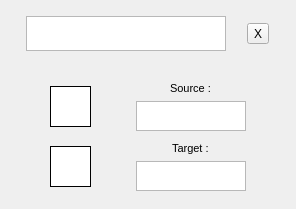
Qt form ui/colorwidget.ui (Zapharaos/Color-Theme-Manager) before a commit.
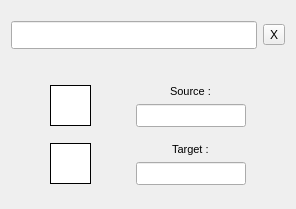
The same form after that commit.

Commit message: color textedit to linedit + default app size

```diff
--- a/ui/colorwidget.ui
+++ b/ui/colorwidget.ui
@@ -38,42 +38,12 @@
    <item>
     <layout class="QHBoxLayout" name="idLayout">
      <item>
-      <widget class="QTextEdit" name="colorName">
-       <property name="sizePolicy">
-        <sizepolicy hsizetype="Minimum" vsizetype="Minimum">
-         <horstretch>0</horstretch>
-         <verstretch>0</verstretch>
-        </sizepolicy>
-       </property>
-       <property name="maximumSize">
-        <size>
-         <width>200</width>
-         <height>35</height>
-        </size>
-       </property>
+      <widget class="QLineEdit" name="colorName">
        <property name="font">
         <font>
          <pointsize>13</pointsize>
-         <bold>true</bold>
-         <underline>false</underline>
         </font>
        </property>
-       <property name="autoFillBackground">
-        <bool>false</bool>
-       </property>
-       <property name="styleSheet">
-        <string notr="true"/>
-       </property>
-       <property name="html">
-        <string>&lt;!DOCTYPE HTML PUBLIC &quot;-//W3C//DTD HTML 4.0//EN&quot; &quot;http://www.w3.org/TR/REC-html40/strict.dtd&quot;&gt;
-&lt;html&gt;&lt;head&gt;&lt;meta name=&quot;qrichtext&quot; content=&quot;1&quot; /&gt;&lt;meta charset=&quot;utf-8&quot; /&gt;&lt;style type=&quot;text/css&quot;&gt;
-p, li { white-space: pre-wrap; }
-&lt;/style&gt;&lt;/head&gt;&lt;body style=&quot; font-family:'Segoe UI'; font-size:13pt; font-weight:700; font-style:normal;&quot;&gt;
-&lt;p align=&quot;center&quot; style=&quot;-qt-paragraph-type:empty; margin-top:0px; margin-bottom:0px; margin-left:0px; margin-right:0px; -qt-block-indent:0; text-indent:0px; font-weight:400;&quot;&gt;&lt;br /&gt;&lt;/p&gt;&lt;/body&gt;&lt;/html&gt;</string>
-       </property>
-       <property name="placeholderText">
-        <string/>
-       </property>
       </widget>
      </item>
      <item>
@@ -143,23 +113,11 @@
        <item>
         <layout class="QHBoxLayout" name="srcLayout_2">
          <item>
-          <widget class="QTextEdit" name="srcRgb">
-           <property name="sizePolicy">
-            <sizepolicy hsizetype="Preferred" vsizetype="Preferred">
-             <horstretch>0</horstretch>
-             <verstretch>0</verstretch>
-            </sizepolicy>
-           </property>
-           <property name="minimumSize">
-            <size>
-             <width>110</width>
-             <height>30</height>
-            </size>
-           </property>
+          <widget class="QLineEdit" name="srcRgb">
            <property name="maximumSize">
             <size>
              <width>110</width>
-             <height>30</height>
+             <height>16777215</height>
             </size>
            </property>
            <property name="font">
@@ -167,22 +125,6 @@
              <pointsize>10</pointsize>
             </font>
            </property>
-           <property name="readOnly">
-            <bool>false</bool>
-           </property>
-           <property name="html">
-            <string>&lt;!DOCTYPE HTML PUBLIC &quot;-//W3C//DTD HTML 4.0//EN&quot; &quot;http://www.w3.org/TR/REC-html40/strict.dtd&quot;&gt;
-&lt;html&gt;&lt;head&gt;&lt;meta name=&quot;qrichtext&quot; content=&quot;1&quot; /&gt;&lt;meta charset=&quot;utf-8&quot; /&gt;&lt;style type=&quot;text/css&quot;&gt;
-p, li { white-space: pre-wrap; }
-&lt;/style&gt;&lt;/head&gt;&lt;body style=&quot; font-family:'Segoe UI'; font-size:10pt; font-weight:400; font-style:normal;&quot;&gt;
-&lt;p align=&quot;center&quot; style=&quot;-qt-paragraph-type:empty; margin-top:0px; margin-bottom:0px; margin-left:0px; margin-right:0px; -qt-block-indent:0; text-indent:0px; font-size:12pt;&quot;&gt;&lt;br /&gt;&lt;/p&gt;&lt;/body&gt;&lt;/html&gt;</string>
-           </property>
-           <property name="acceptRichText">
-            <bool>false</bool>
-           </property>
-           <property name="placeholderText">
-            <string/>
-           </property>
           </widget>
          </item>
         </layout>
@@ -236,23 +178,11 @@
           <number>0</number>
          </property>
          <item>
-          <widget class="QTextEdit" name="trgRgb">
-           <property name="sizePolicy">
-            <sizepolicy hsizetype="Preferred" vsizetype="Preferred">
-             <horstretch>0</horstretch>
-             <verstretch>0</verstretch>
-            </sizepolicy>
-           </property>
-           <property name="minimumSize">
-            <size>
-             <width>110</width>
-             <height>30</height>
-            </size>
-           </property>
+          <widget class="QLineEdit" name="trgRgb">
            <property name="maximumSize">
             <size>
              <width>110</width>
-             <height>30</height>
+             <height>16777215</height>
             </size>
            </property>
            <property name="font">
@@ -260,22 +190,6 @@
              <pointsize>10</pointsize>
             </font>
            </property>
-           <property name="readOnly">
-            <bool>false</bool>
-           </property>
-           <property name="html">
-            <string>&lt;!DOCTYPE HTML PUBLIC &quot;-//W3C//DTD HTML 4.0//EN&quot; &quot;http://www.w3.org/TR/REC-html40/strict.dtd&quot;&gt;
-&lt;html&gt;&lt;head&gt;&lt;meta name=&quot;qrichtext&quot; content=&quot;1&quot; /&gt;&lt;meta charset=&quot;utf-8&quot; /&gt;&lt;style type=&quot;text/css&quot;&gt;
-p, li { white-space: pre-wrap; }
-&lt;/style&gt;&lt;/head&gt;&lt;body style=&quot; font-family:'Segoe UI'; font-size:10pt; font-weight:400; font-style:normal;&quot;&gt;
-&lt;p align=&quot;center&quot; style=&quot;-qt-paragraph-type:empty; margin-top:0px; margin-bottom:0px; margin-left:0px; margin-right:0px; -qt-block-indent:0; text-indent:0px; font-size:12pt;&quot;&gt;&lt;br /&gt;&lt;/p&gt;&lt;/body&gt;&lt;/html&gt;</string>
-           </property>
-           <property name="acceptRichText">
-            <bool>false</bool>
-           </property>
-           <property name="placeholderText">
-            <string/>
-           </property>
           </widget>
          </item>
         </layout>
```
The commit also changes 3 other files.
